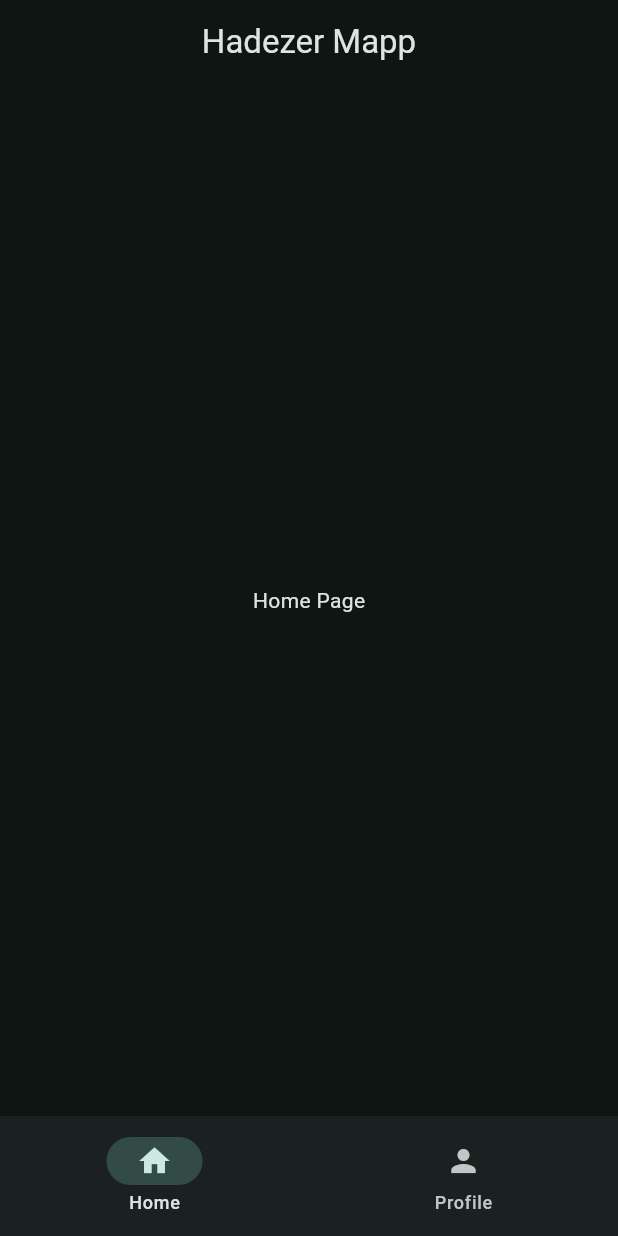
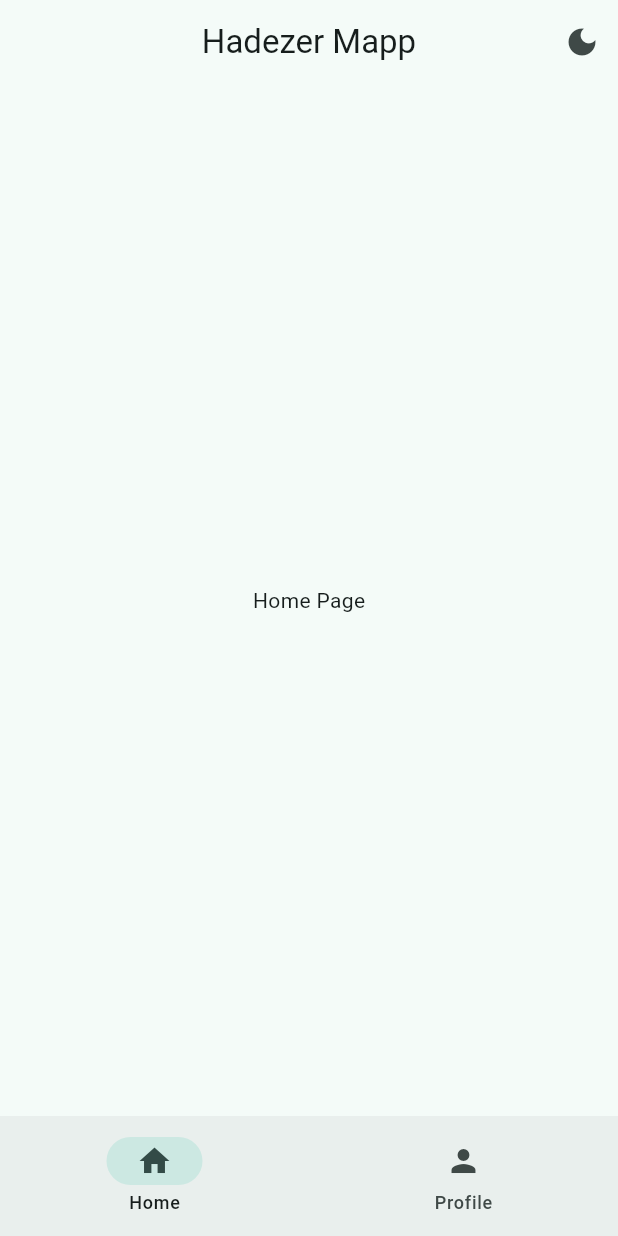
Before and after one commit to azizhadiid/FLutter-App, a Flutter app: the screen it shows after launch, on a phone screen of 412 x 824 dp. Run offline on Flutter 3.47's test engine with Material 3 defaults, Android fonts, the phone set to English and light mode, and no system bars.

Commit message:
Dark Mode

```diff
--- a/lib/data/notifiers.dart
+++ b/lib/data/notifiers.dart
@@ -1,3 +1,4 @@
 import 'package:flutter/material.dart';
 
 ValueNotifier<int> selectedPageNotifier = ValueNotifier(0);
+ValueNotifier<bool> isDartkModeNotifier = ValueNotifier(false);
--- a/lib/main.dart
+++ b/lib/main.dart
@@ -1,4 +1,5 @@
 import 'package:flutter/material.dart';
+import 'package:flutter_app/data/notifiers.dart';
 import 'package:flutter_app/views/widget_tree.dart';
 
 void main() {
@@ -17,15 +18,20 @@ class _MyAppState extends State<MyApp> {
 
   @override
   Widget build(BuildContext context) {
+    return ValueListenableBuilder(
+      valueListenable: isDartkModeNotifier,
+      builder: (BuildContext context, dynamic isDartkMode, Widget? child) {
         return MaterialApp(
           debugShowCheckedModeBanner: false,
           theme: ThemeData(
             colorScheme: ColorScheme.fromSeed(
               seedColor: Colors.teal,
-          brightness: Brightness.dark,
+              brightness: isDartkMode ? Brightness.dark : Brightness.light,
             ),
           ),
           home: WidgetTree(),
         );
+      },
+    );
   }
 }
--- a/lib/views/widget_tree.dart
+++ b/lib/views/widget_tree.dart
@@ -17,7 +17,23 @@ class _WidgetTreeState extends State<WidgetTree> {
   @override
   Widget build(BuildContext context) {
     return Scaffold(
-      appBar: AppBar(title: Text('Hadezer Mapp'), centerTitle: true),
+      appBar: AppBar(
+        title: Text('Hadezer Mapp'),
+        centerTitle: true,
+        actions: [
+          IconButton(
+            onPressed: () {
+              isDartkModeNotifier.value = !isDartkModeNotifier.value;
+            },
+            icon: ValueListenableBuilder(
+              valueListenable: isDartkModeNotifier,
+              builder: (context, isDartkMode, child) {
+                return Icon(isDartkMode ? Icons.light_mode : Icons.dark_mode);
+              },
+            ), // Icon
+          ), // IconButton
+        ], // actions
+      ),
       body: ValueListenableBuilder(
         valueListenable: selectedPageNotifier,
         builder: (BuildContext context, dynamic selectedPage, Widget? child) {
```
Lines whose indentation alone changed are shown as unchanged.
